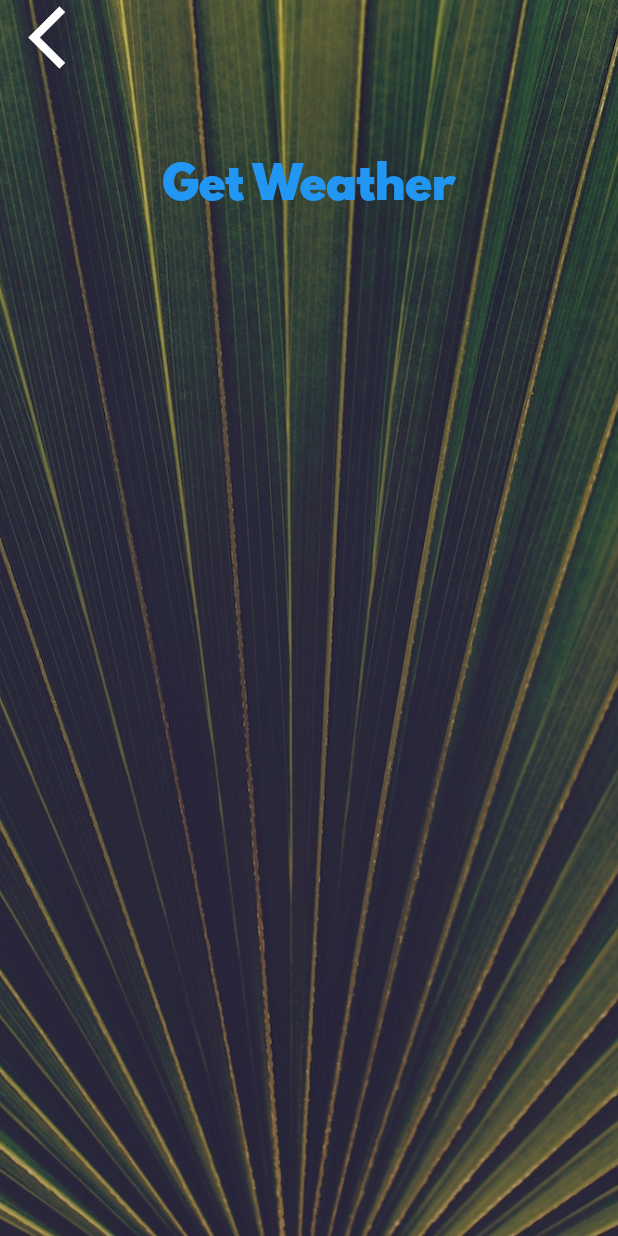
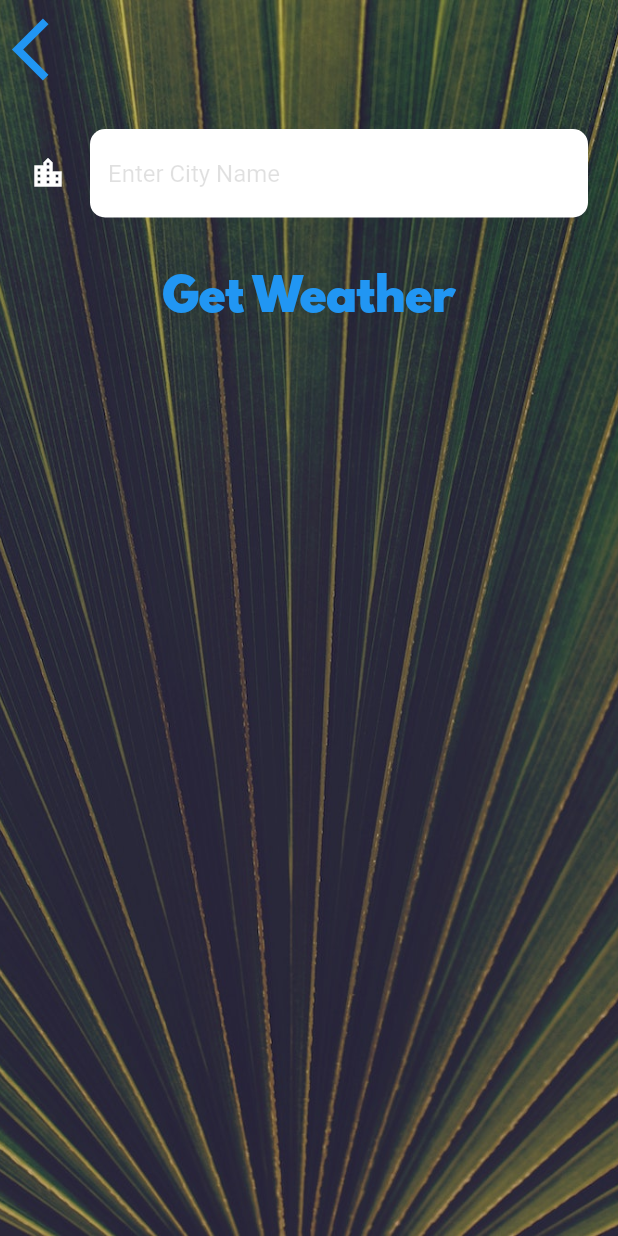
Before and after one commit to gabrielnotong/flutter-weather, a Flutter app: the CityScreen screen opened directly, on a phone screen of 412 x 824 dp. Run offline on Flutter 3.47's test engine with Material 2 defaults, Android fonts, the phone set to English and light mode, and no system bars; our stand-ins replace flutter_spinkit, geolocator; network calls fail.

Commit message:
Passing data between screens forward and backward

```diff
--- a/lib/screens/city_screen.dart
+++ b/lib/screens/city_screen.dart
@@ -1,3 +1,4 @@
+import 'package:flutter/widgets.dart';
 import 'package:weather/utilities/constants.dart';
 import 'package:flutter/material.dart';
 
@@ -7,6 +8,8 @@ class CityScreen extends StatefulWidget {
 }
 
 class _CityScreenState extends State<CityScreen> {
+  String cityName;
+
   @override
   Widget build(BuildContext context) {
     return Scaffold(
@@ -23,7 +26,7 @@ class _CityScreenState extends State<CityScreen> {
             children: <Widget>[
               Align(
                 alignment: Alignment.topLeft,
-                child: FlatButton(
+                child: TextButton(
                   onPressed: () {},
                   child: Icon(
                     Icons.arrow_back_ios,
@@ -33,10 +36,37 @@ class _CityScreenState extends State<CityScreen> {
               ),
               Container(
                 padding: EdgeInsets.all(20.0),
-                child: null,
+                child: TextField(
+                  onChanged: (String value) {
+                    cityName = value;
+                  },
+                  style: TextStyle(
+                    color: Colors.black,
+                  ),
+                  decoration: InputDecoration(
+                    icon: Icon(
+                      Icons.location_city,
+                      color: Colors.white,
+                    ),
+                    hintText: 'Enter City Name',
+                    hintStyle: TextStyle(
+                      color: Colors.black12,
+                    ),
+                    filled: true,
+                    fillColor: Colors.white,
+                    border: OutlineInputBorder(
+                      borderSide: BorderSide.none,
+                      borderRadius: BorderRadius.all(
+                        Radius.circular(10.0),
+                      ),
+                    ),
+                  ),
+                ),
               ),
               TextButton(
-                onPressed: () {},
+                onPressed: () {
+                  Navigator.pop(context, cityName);
+                },
                 child: Text(
                   'Get Weather',
                   style: kButtonTextStyle,
```
Also changed, not shown: lib/main.dart (+1 -8 lines), lib/screens/loading_screen.dart (+5 -4 lines), lib/screens/location_screen.dart (+13 -2 lines), lib/services/weather.dart (+7 -0 lines).
